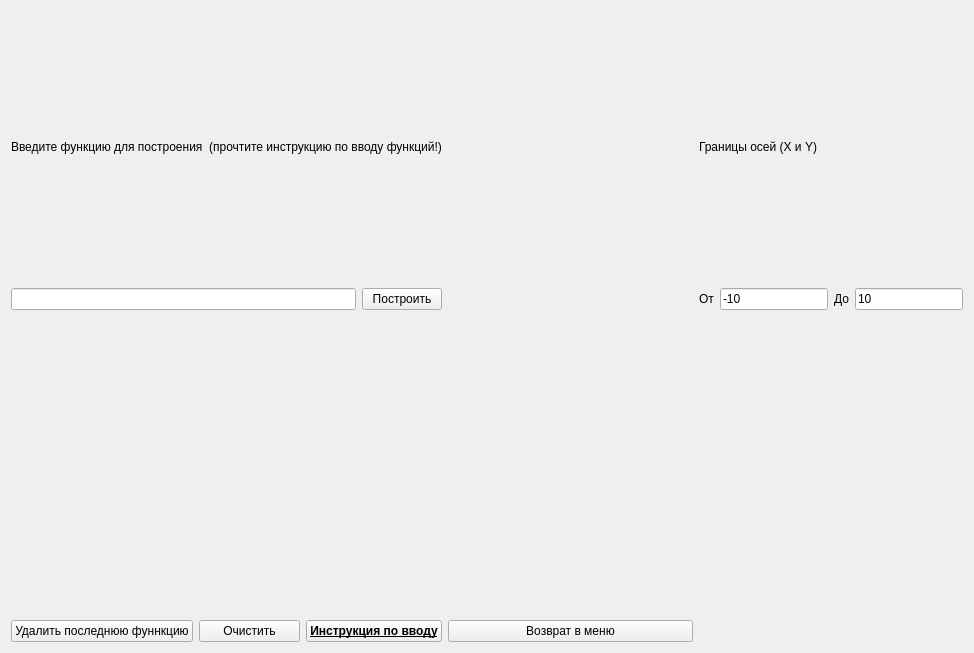
First picture: the form in plot.ui, repository spellanser/graphx, before the edit.
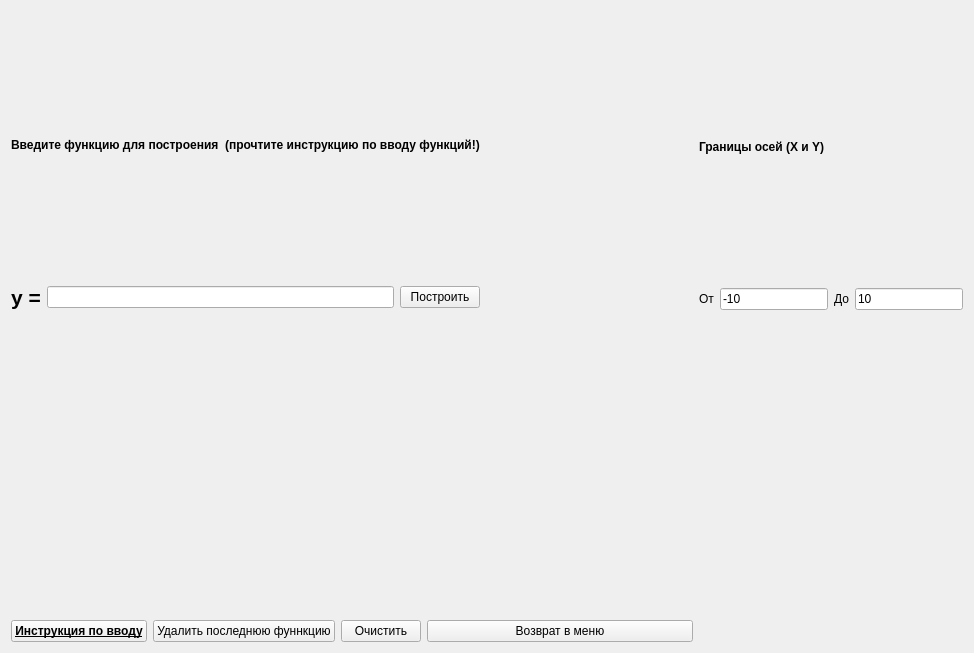
Second picture: the form after the edit. Icons and pictures are not drawn. Custom widgets are drawn as their Qt base class.

What changed in the file:
```diff
--- a/plot.ui
+++ b/plot.ui
@@ -21,10 +21,16 @@
     <normaloff>:/Res/res/12770073.png</normaloff>:/Res/res/12770073.png</iconset>
   </property>
   <layout class="QGridLayout" name="gridLayout">
-   <item row="0" column="0" colspan="3">
+   <item row="0" column="0" colspan="4">
     <layout class="QVBoxLayout" name="verticalLayout">
      <item>
       <widget class="QLabel" name="label">
+       <property name="font">
+        <font>
+         <weight>75</weight>
+         <bold>true</bold>
+        </font>
+       </property>
        <property name="text">
         <string>Введите функцию для построения  (прочтите инструкцию по вводу функций!)</string>
        </property>
@@ -33,7 +39,30 @@
      <item>
       <layout class="QHBoxLayout" name="horizontalLayout">
        <item>
-        <widget class="QLineEdit" name="lineEdit"/>
+        <widget class="QLabel" name="label_5">
+         <property name="font">
+          <font>
+           <pointsize>16</pointsize>
+           <weight>75</weight>
+           <bold>true</bold>
+          </font>
+         </property>
+         <property name="text">
+          <string>y =</string>
+         </property>
+        </widget>
+       </item>
+       <item>
+        <widget class="QLineEdit" name="lineEdit">
+         <property name="toolTip">
+          <string>&lt;!DOCTYPE HTML PUBLIC &quot;-//W3C//DTD HTML 4.0//EN&quot; &quot;http://www.w3.org/TR/REC-html40/strict.dtd&quot;&gt;
+&lt;html&gt;&lt;head&gt;&lt;meta name=&quot;qrichtext&quot; content=&quot;1&quot; /&gt;&lt;style type=&quot;text/css&quot;&gt;
+p, li { white-space: pre-wrap; }
+&lt;/style&gt;&lt;/head&gt;&lt;body style=&quot; font-family:'Ubuntu'; font-size:11pt; font-weight:400; font-style:normal;&quot;&gt;
+&lt;p style=&quot; margin-top:0px; margin-bottom:0px; margin-left:0px; margin-right:0px; -qt-block-indent:0; text-indent:0px;&quot;&gt;Введите функцию для построения &lt;/p&gt;
+&lt;p style=&quot; margin-top:0px; margin-bottom:0px; margin-left:0px; margin-right:0px; -qt-block-indent:0; text-indent:0px;&quot;&gt;&lt;span style=&quot; font-weight:600; color:#aa0000;&quot;&gt;ПРОЧТИТЕ ИНСТРУКЦИЮ НИЖЕ , ДЛЯ ИЗБЕЖАНИЯ ОШИБОК!&lt;/span&gt;&lt;/p&gt;&lt;/body&gt;&lt;/html&gt;</string>
+         </property>
+        </widget>
        </item>
        <item>
         <widget class="QPushButton" name="pushButton">
@@ -46,7 +75,7 @@
      </item>
     </layout>
    </item>
-   <item row="0" column="3">
+   <item row="0" column="4">
     <spacer name="horizontalSpacer">
      <property name="orientation">
       <enum>Qt::Horizontal</enum>
@@ -59,10 +88,16 @@
      </property>
     </spacer>
    </item>
-   <item row="0" column="4">
+   <item row="0" column="5">
     <layout class="QVBoxLayout" name="verticalLayout_2">
      <item>
       <widget class="QLabel" name="label_4">
+       <property name="font">
+        <font>
+         <weight>75</weight>
+         <bold>true</bold>
+        </font>
+       </property>
        <property name="text">
         <string>Границы осей (X и Y)</string>
        </property>
@@ -106,20 +141,6 @@
     <widget class="QwtPlot" name="qwtPlot"/>
    </item>
    <item row="2" column="0">
-    <widget class="QPushButton" name="pushButton_2">
-     <property name="text">
-      <string>Удалить последнюю фуннкцию</string>
-     </property>
-    </widget>
-   </item>
-   <item row="2" column="3">
-    <widget class="QPushButton" name="pushButton_5">
-     <property name="text">
-      <string>Возврат в меню</string>
-     </property>
-    </widget>
-   </item>
-   <item row="2" column="2">
     <widget class="QPushButton" name="pushButton_3">
      <property name="font">
       <font>
@@ -134,6 +155,13 @@
     </widget>
    </item>
    <item row="2" column="1">
+    <widget class="QPushButton" name="pushButton_2">
+     <property name="text">
+      <string>Удалить последнюю фуннкцию</string>
+     </property>
+    </widget>
+   </item>
+   <item row="2" column="2">
     <widget class="QPushButton" name="pushButton_6">
      <property name="focusPolicy">
       <enum>Qt::TabFocus</enum>
@@ -143,6 +171,13 @@
      </property>
     </widget>
    </item>
+   <item row="2" column="3" colspan="2">
+    <widget class="QPushButton" name="pushButton_5">
+     <property name="text">
+      <string>Возврат в меню</string>
+     </property>
+    </widget>
+   </item>
   </layout>
  </widget>
  <customwidgets>
```
Left out of the diff: 4 changed lines with no effect on the pictures.
